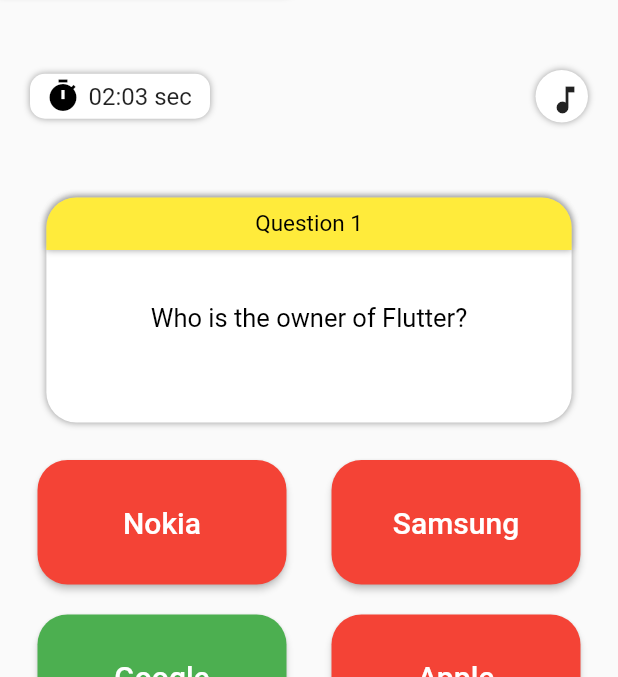
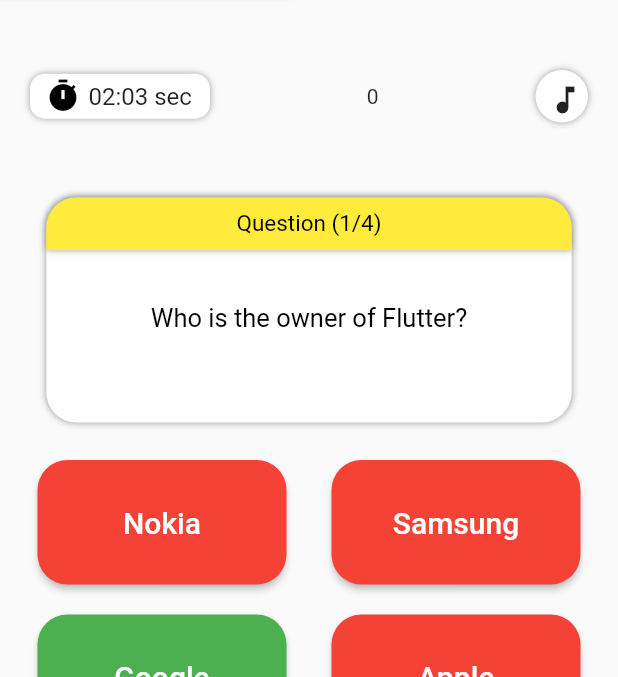
Before and after one commit to inzmam617/BrainBoosters, a Flutter app: the QuizPage screen opened directly, after a tap on the "music note" icon, after a tap on "Nokia", on a phone screen of 412 x 824 dp, the part 110-787 px from its top. Run offline on Flutter 3.47's test engine with Material 2 defaults, Android fonts, the phone set to English and light mode, and no system bars; our stand-ins replace animated_text_kit, flutter_rating_bar, flutter_svg.

Commit message:
New Changes

```diff
--- a/lib/QuizePage/QuizePage.dart
+++ b/lib/QuizePage/QuizePage.dart
@@ -243,6 +243,7 @@
                           const SizedBox(
                             width: 5,
                           ),
+
                           Text(
                             "${_formatDuration(Duration(seconds: _seconds))} sec",
                             style: const TextStyle(fontSize: 16),
@@ -251,6 +252,8 @@
                       ),
                     ),
                   ),
+                  Text("${score}"),
+
                   Container(
                     height: 35,
                     width: 35,
@@ -294,7 +297,7 @@
                     height: 35,
                     child: Center(
                       child: Text(
-                        "Question ${currentQuestionIndex + 1}",
+                        "Question (${currentQuestionIndex + 1}/${questionList.length})",
                         style: const TextStyle(color: Colors.black, fontSize: 15),
                       ),
                     ),
@@ -304,7 +307,6 @@
                   ),
                   Center(
                     child: Text(
-                      // "What did the first World Start",
                       questionList[currentQuestionIndex].questionText.toString(),
 
                       style: const TextStyle(color: Colors.black, fontSize: 17),
@@ -368,6 +370,13 @@
                             selectedAnswer = answer;
                           });
                           shouldRevealAnswer = true;
+                          if(selectedAnswer?.isCorrect == true){
+
+                            score++;
+
+                        }else{
+
+                          }
                         },
                         child: Center(
                           child: Text(
```
